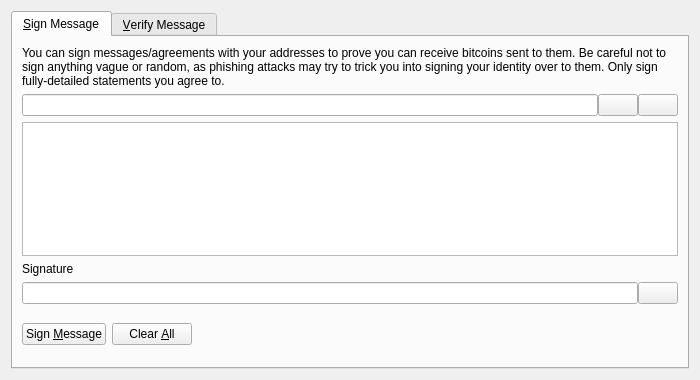
This is src/qt/forms/signverifymessagedialog.ui in vtsxking/ignitecoin as Qt 5 draws it before an edit. The edited form follows.
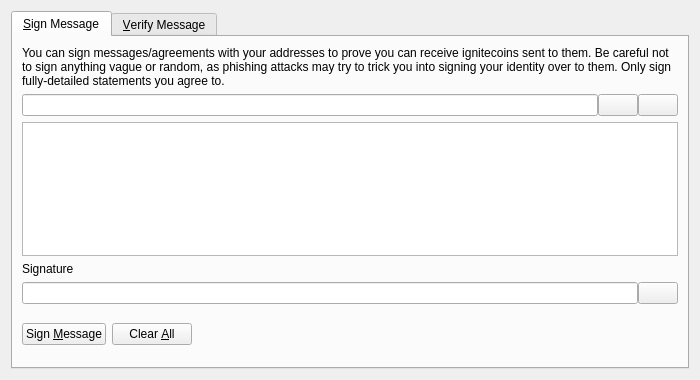
This is the edited form. Icons and pictures are not drawn. Custom widgets are drawn as their Qt base class.

Commit message: changed name bitcoin to ignitecoin and changed ports

What changed in the file:
```diff
--- a/src/qt/forms/signverifymessagedialog.ui
+++ b/src/qt/forms/signverifymessagedialog.ui
@@ -30,7 +30,7 @@
        <item>
         <widget class="QLabel" name="infoLabel_SM">
          <property name="text">
-          <string>You can sign messages/agreements with your addresses to prove you can receive bitcoins sent to them. Be careful not to sign anything vague or random, as phishing attacks may try to trick you into signing your identity over to them. Only sign fully-detailed statements you agree to.</string>
+          <string>You can sign messages/agreements with your addresses to prove you can receive ignitecoins sent to them. Be careful not to sign anything vague or random, as phishing attacks may try to trick you into signing your identity over to them. Only sign fully-detailed statements you agree to.</string>
          </property>
          <property name="textFormat">
           <enum>Qt::PlainText</enum>
```
Left out of the diff: 26 changed lines with no effect on the pictures. The commit also changes 1096 other files.
